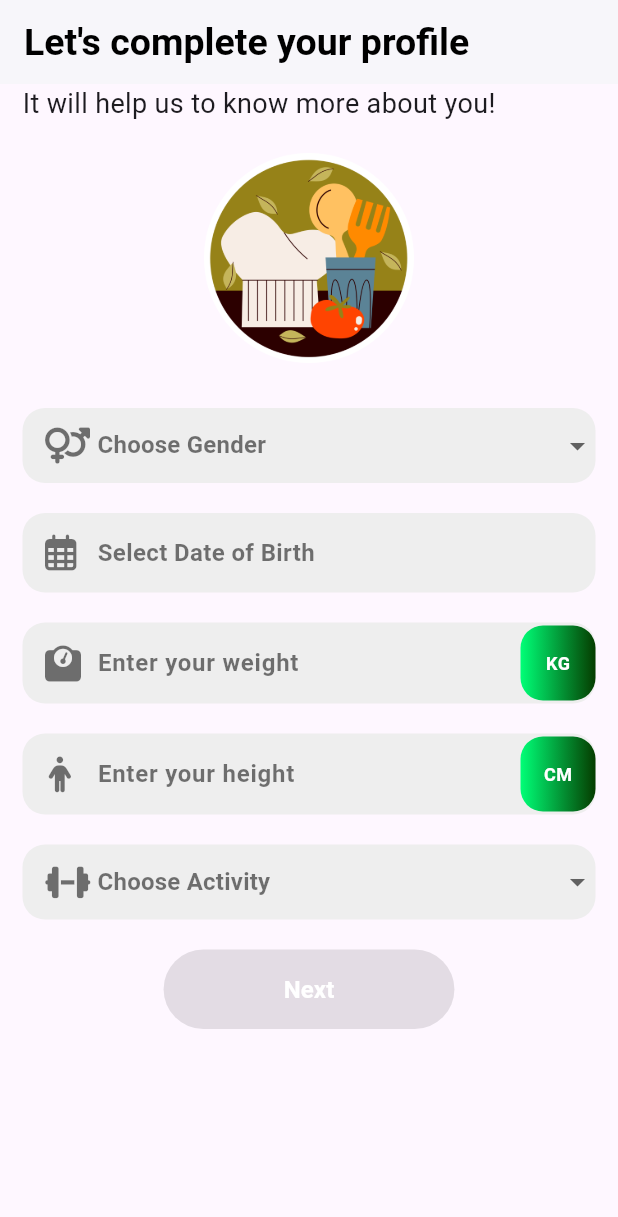
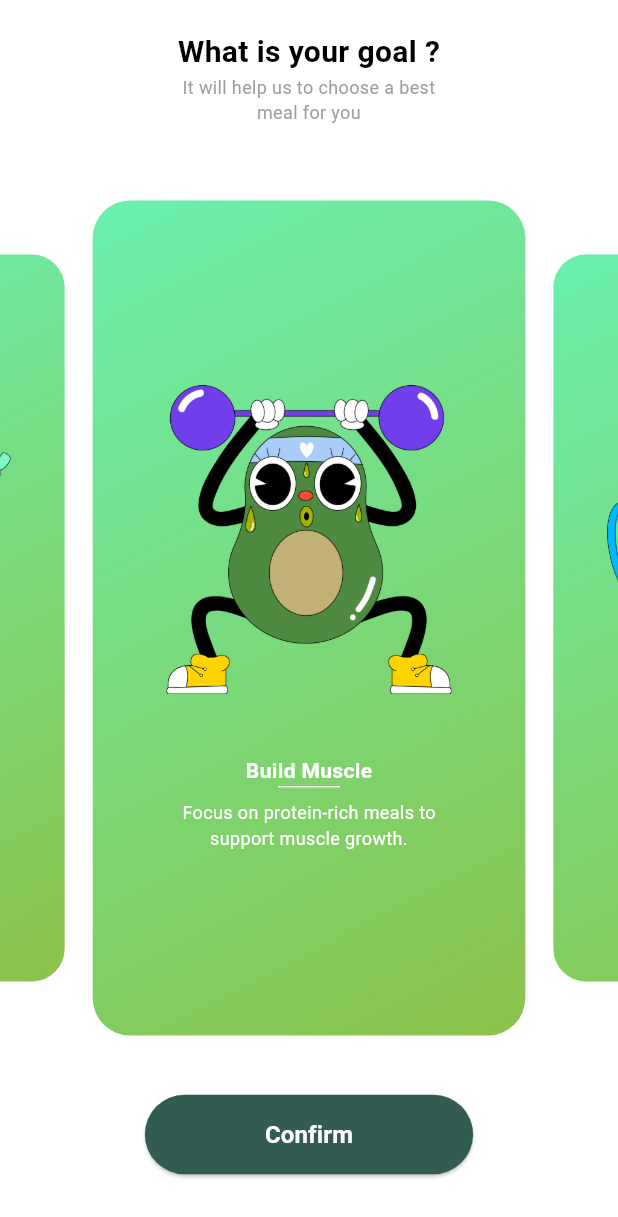
Before and after one commit to HathaithipKaewkam/food_management, a Flutter app: the screen it shows after launch, on a phone screen of 412 x 824 dp. Shown: the top 1217 px of the screen. Run offline on Flutter 3.47's test engine with Material 3 defaults, Android fonts, the phone set to English and light mode, and no system bars; drawn by our look-alikes of carousel_slider; our stand-ins replace animated_bottom_navigation_bar, firebase_core, font_awesome_flutter, image_picker, page_transition, scrollable_positioned_list; missing offline and left inert: dotted_dashed_line, simple_animation_progress_bar; accounts and stored records are empty; key blocks and very long unbroken strings in the code were emptied for the run.

Commit message:
add goal screen

```diff
--- a/lib/main.dart
+++ b/lib/main.dart
@@ -1,10 +1,10 @@
 import 'package:flutter/material.dart';
 import 'package:firebase_core/firebase_core.dart';
-import 'package:food_project/screens/login/calories_screen.dart';
 import 'package:food_project/screens/login/complete_profile.dart';
-import 'package:food_project/screens/login/food_preferences.dart';
+import 'package:food_project/screens/login/goal_screen.dart';
+
 import 'firebase_options.dart';
-import 'package:food_project/screens/onboarding_screen.dart';
+
 
 void main() async {
   WidgetsFlutterBinding.ensureInitialized();
@@ -19,7 +19,7 @@ class MyApp extends StatelessWidget {
   Widget build(BuildContext context) {
     return const MaterialApp(
       title: 'Onboarding Screen',
-      home: CompleteProfile(),
+      home: GoalScreen(),
     );
   }
 }
--- a/lib/screens/home/home_screen.dart
+++ b/lib/screens/home/home_screen.dart
@@ -2,13 +2,13 @@ import 'package:flutter/material.dart';
 import 'package:food_project/constants.dart';
 import 'package:food_project/models/ingredient.dart';
 import 'package:food_project/screens/home/schedule_screen.dart';
-import 'package:food_project/screens/ingrediant/ingrediant_detail.dart';
+import 'package:food_project/screens/ingredient/ingrediant_detail.dart';
 import 'package:food_project/widgets/ingredient_widget.dart';
 import 'package:page_transition/page_transition.dart';
 
 
 class HomeScreen extends StatefulWidget {
-  const HomeScreen({super.key});
+  const HomeScreen({super.key, required selectedGoal});
 
   @override
   State<HomeScreen> createState() => _HomeScreenState();
--- a/lib/screens/ingrediant/ingredient_screen.dart
+++ b/lib/screens/ingredient/ingredient_screen.dart
@@ -1,7 +1,7 @@
 import 'package:flutter/material.dart';
 import 'package:food_project/models/ingredient.dart';
-import 'package:food_project/screens/ingrediant/expired_ingredient.dart';
-import 'package:food_project/screens/ingrediant/search_ingredient.dart';
+import 'package:food_project/screens/ingredient/expired_ingredient.dart';
+import 'package:food_project/screens/ingredient/search_ingredient.dart';
 import 'package:food_project/widgets/ingredient_noexp.dart';
 import 'package:intl/intl.dart';
 
--- a/lib/screens/ingrediant/search_ingredient.dart
+++ b/lib/screens/ingredient/search_ingredient.dart
@@ -1,5 +1,5 @@
 import 'package:flutter/material.dart';
-import 'package:food_project/screens/ingrediant/add_ingredient.dart';
+import 'package:food_project/screens/ingredient/add_ingredient.dart';
 
 
 class SearchIngredientScreen extends StatefulWidget {
--- a/lib/screens/login/calories_screen.dart
+++ b/lib/screens/login/calories_screen.dart
@@ -1,5 +1,6 @@
 import 'package:flutter/material.dart';
 import 'package:font_awesome_flutter/font_awesome_flutter.dart';
+import 'package:food_project/screens/login/goal_screen.dart';
 
 class CaloriesMacronutrient extends StatefulWidget {
   @override
@@ -80,26 +81,6 @@ class _CaloriesMacronutrientState extends State<CaloriesMacronutrient> {
             Navigator.pop(context);
           },
         ),
-        actions: [
-          TextButton(
-            onPressed: () {
-              Navigator.push(
-                context,
-                MaterialPageRoute(
-                  builder: (context) => CaloriesMacronutrient(),
-                ),
-              );
-            },
-            child: const Text(
-              'Skip',
-              style: TextStyle(
-                color: Colors.black,
-                fontSize: 16,
-                fontWeight: FontWeight.bold,
-              ),
-            ),
-          ),
-        ],
       ),
       body: Padding(
         padding: const EdgeInsets.all(15.0),
@@ -220,8 +201,11 @@ class _CaloriesMacronutrientState extends State<CaloriesMacronutrient> {
           Center(
             child: ElevatedButton(
               onPressed: () {
-                // Handle continue
-              },
+                  Navigator.push(
+                      context,
+                      MaterialPageRoute(builder: (context) =>
+                       const GoalScreen()),);
+                  },
               style: ElevatedButton.styleFrom(
                 backgroundColor: const Color(0xFF325b51),
                 minimumSize: const Size(50, 50),
--- a/lib/screens/login/food_allergies.dart
+++ b/lib/screens/login/food_allergies.dart
@@ -148,7 +148,10 @@ class _FoodAllergiesState extends State<FoodAllergies> {
               Center(
                 child: ElevatedButton(
                   onPressed: () {
-                    // Handle continue
+                    Navigator.push(
+                            context,
+                            MaterialPageRoute(builder: (context) =>
+                            CaloriesMacronutrient()),);
                   },
                   style: ElevatedButton.styleFrom(
                     backgroundColor: const Color(0xFF325b51),
--- /dev/null
+++ b/lib/screens/login/goal_screen.dart
@@ -0,0 +1,176 @@
+import 'package:carousel_slider/carousel_slider.dart';
+import 'package:flutter/material.dart';
+import 'package:food_project/screens/home/home_screen.dart';
+
+class GoalScreen extends StatefulWidget {
+  const GoalScreen({super.key});
+
+  @override
+  State<GoalScreen> createState() => _GoalScreenState();
+}
+
+class _GoalScreenState extends State<GoalScreen> {
+  final CarouselSliderController? buttonCarouselController =
+      CarouselSliderController();
+
+  List goalArr = [
+    {
+      "image": "assets/images/goal_build_muscle.png",
+      "title": "Build Muscle",
+      "subtitle": "Focus on protein-rich meals to\nsupport muscle growth."
+    },
+    {
+      "image": "assets/images/goal_lose_weight.png",
+      "title": "Lose Weight",
+      "subtitle":
+          "Low-calorie meals with balanced\nnutrition to support weight loss."
+    },
+    {
+      "image": "assets/images/goal_balanced_diet.png",
+      "title": "Balanced Diet",
+      "subtitle": "Meals that provide a balance of\ncarbs, proteins, and fats."
+    },
+    {
+      "image": "assets/images/goal_healthy_food.png",
+      "title": "Healthy Eating",
+      "subtitle": "Focus on nutrient-dense and\nminimally processed foods."
+    },
+  ];
+
+  @override
+  Widget build(BuildContext context) {
+    var media = MediaQuery.of(context).size;
+    return Scaffold(
+      backgroundColor: Colors.white,
+      body: SafeArea(
+        child: Stack(
+          children: [
+            Center(
+              child: CarouselSlider(
+                items: goalArr
+                    .map(
+                      (gObj) => Container(
+                        decoration: BoxDecoration(
+                          gradient: const LinearGradient(
+                              colors: [Colors.greenAccent, Colors.lightGreen],
+                              begin: Alignment.topLeft,
+                              end: Alignment.bottomRight),
+                          borderRadius: BorderRadius.circular(25),
+                        ),
+                        padding: EdgeInsets.symmetric(
+                            vertical: media.width * 0.1, horizontal: 25),
+                        alignment: Alignment.center,
+                        child: FittedBox(
+                          child: Column(
+                            children: [
+                              Image.asset(
+                                gObj["image"].toString(),
+                                width: media.width * 0.5,
+                                fit: BoxFit.fitWidth,
+                              ),
+                              SizedBox(
+                                height: media.width * 0.1,
+                              ),
+                              Text(
+                                gObj["title"].toString(),
+                                style: const TextStyle(
+                                    color: Colors.white,
+                                    fontSize: 14,
+                                    fontWeight: FontWeight.w700),
+                              ),
+                              Container(
+                                width: media.width * 0.1,
+                                height: 1,
+                                color: Colors.white,
+                              ),
+                              SizedBox(
+                                height: media.width * 0.02,
+                              ),
+                              Text(
+                                gObj["subtitle"].toString(),
+                                textAlign: TextAlign.center,
+                                style: const TextStyle(
+                                    color: Colors.white, fontSize: 12),
+                              ),
+                            ],
+                          ),
+                        ),
+                      ),
+                    )
+                    .toList(),
+                carouselController: buttonCarouselController,
+                options: CarouselOptions(
+                  autoPlay: false,
+                  enlargeCenterPage: true,
+                  viewportFraction: 0.7,
+                  aspectRatio: 0.74,
+                  initialPage: 0,
+                ),
+              ),
+            ),
+            Container(
+              padding: const EdgeInsets.symmetric(horizontal: 25),
+              width: media.width,
+              child: Column(
+                children: [
+                  SizedBox(
+                    height: media.width * 0.05,
+                  ),
+                  const Text(
+                    "What is your goal ?",
+                    style: TextStyle(
+                        color: Colors.black,
+                        fontSize: 20,
+                        fontWeight: FontWeight.w700),
+                  ),
+                  const Text(
+                    "It will help us to choose a best\nmeal for you",
+                    textAlign: TextAlign.center,
+                    style: TextStyle(color: Colors.grey, fontSize: 12),
+                  ),
+                  const Spacer(),
+                  SizedBox(
+                    height: media.width * 0.05,
+                  ),
+                  const Spacer(),
+                  Padding(
+                    padding: EdgeInsets.only(bottom: media.height * 0.05),
+                    child: Center(
+                      child: ElevatedButton(
+                        onPressed: () {
+                          Navigator.push(
+                              context,
+                              MaterialPageRoute(
+                                  builder: (context) => const HomeScreen(
+                                        selectedGoal: null,
+                                      )));
+                        },
+                        style: ElevatedButton.styleFrom(
+                          backgroundColor: const Color(0xFF325b51),
+                          minimumSize: const Size(50, 50),
+                          shape: RoundedRectangleBorder(
+                            borderRadius: BorderRadius.circular(30),
+                          ),
+                          padding: const EdgeInsets.symmetric(
+                              vertical: 15, horizontal: 80),
+                        ),
+                        child: const Text(
+                          'Confirm',
+                          style: TextStyle(
+                            fontSize: 16,
+                            fontWeight: FontWeight.bold,
+                            color: Colors.white,
+                          ),
+                        ),
+                      ),
+                    ),
+                  )
+                ],
+              ),
+            ),
+          ],
+        ),
+      ),
+    );
+  }
+}
--- a/lib/screens/root_screen.dart
+++ b/lib/screens/root_screen.dart
@@ -3,12 +3,12 @@ import 'package:flutter/material.dart';
 import 'package:food_project/models/ingredient.dart';
 import 'package:food_project/screens/cart_screen.dart';
 import 'package:food_project/screens/home/home_screen.dart';
-import 'package:food_project/screens/ingrediant/ingredient_screen.dart';
+import 'package:food_project/screens/ingredient/ingredient_screen.dart';
 import 'package:food_project/screens/profile_screen.dart';
 import 'package:food_project/screens/recipe/recipe_screen.dart';
 
 
-// Import หน้าต่าง ๆ
+
 
 
 class RootPage extends StatefulWidget {
@@ -28,10 +28,10 @@ class _RootPageState extends State<RootPage> {
     return [
       const RecipeScreen(),
        IngredientScreen(
-        index: 0, // ส่งค่า index ที่ต้องการ
-        ingredientList: Ingredient.ingredientList, // ส่งข้อมูลจาก model
+        index: 0,
+        ingredientList: Ingredient.ingredientList,
       ),
-      const HomeScreen(),
+      const HomeScreen(selectedGoal: null,),
       const CartScreen(addedToCartIngredients: [],),
       const ProfileScreen(),
     ];
--- a/lib/widgets/ingredient_widget.dart
+++ b/lib/widgets/ingredient_widget.dart
@@ -1,7 +1,7 @@
 import 'package:flutter/material.dart';
 import 'package:food_project/constants.dart';
 import 'package:food_project/models/ingredient.dart';
-import 'package:food_project/screens/ingrediant/ingrediant_detail.dart';
+import 'package:food_project/screens/ingredient/ingrediant_detail.dart';
 import 'package:page_transition/page_transition.dart';
 import 'package:intl/intl.dart';
 
--- a/pubspec.yaml
+++ b/pubspec.yaml
@@ -52,6 +52,7 @@ dependencies:
   firebase_messaging: ^14.0.0
   image_picker: ^0.8.7+4
   font_awesome_flutter: ^10.8.0
+  carousel_slider: ^5.0.0
 
 dev_dependencies:
   flutter_test:
```
Also changed, not shown: assets/images/goal_balanced_diet.png (added), assets/images/goal_build_muscle.png (added), assets/images/goal_healthy_food.png (added), assets/images/goal_lose_weight.png (added), lib/screens/ingredient/add_ingredient.dart (renamed from lib/screens/ingrediant/add_ingredient.dart), lib/screens/ingredient/expired_ingredient.dart (renamed from lib/screens/ingrediant/expired_ingredient.dart), lib/screens/ingredient/ingrediant_detail.dart (renamed from lib/screens/ingrediant/ingrediant_detail.dart), pubspec.lock.
